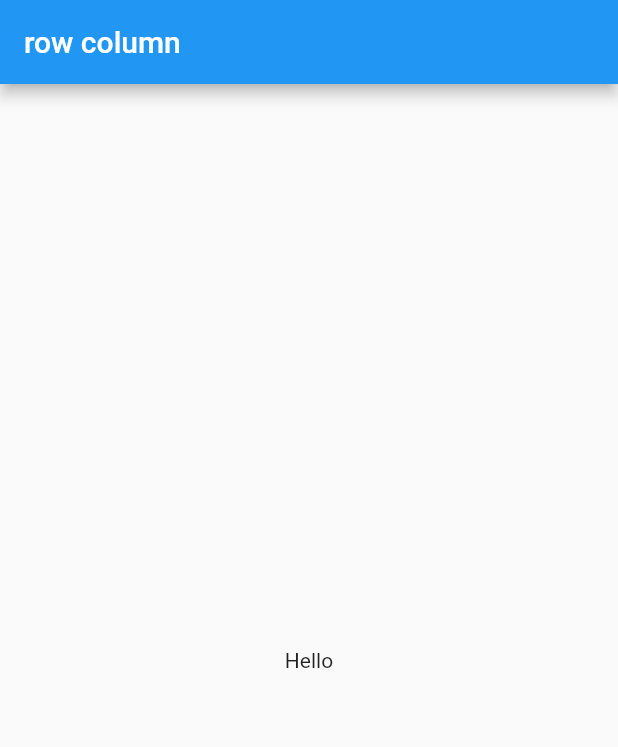
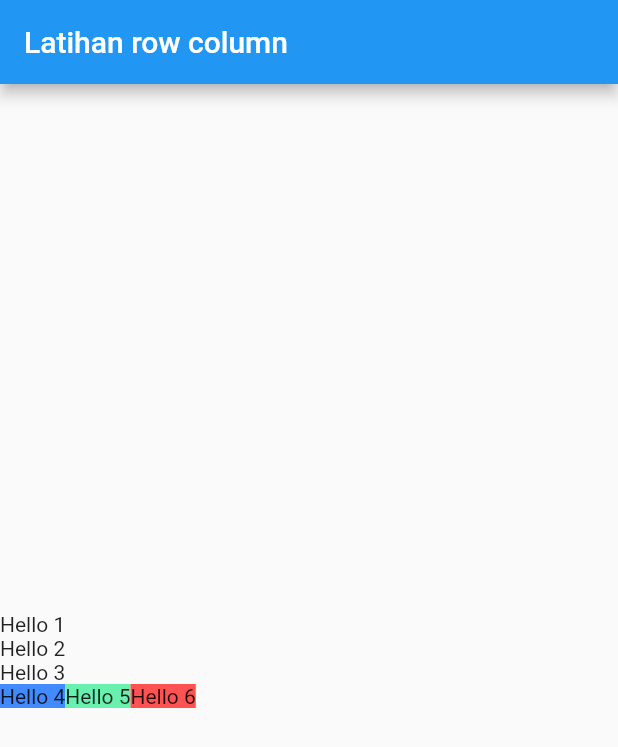
Before and after one commit to gunzxx/Flutter-Learn, a Flutter app: the screen it shows after launch, on a phone screen of 412 x 824 dp. Shown: the top 747 px of the screen. Run offline on Flutter 3.47's test engine with Material 2 defaults, Android fonts, the phone set to English and light mode, and no system bars.

Commit message:
row column + warna

```diff
--- a/f_01/lib/main.dart
+++ b/f_01/lib/main.dart
@@ -8,12 +8,37 @@ class MyApp extends StatelessWidget {
   @override
   Widget build(BuildContext context) {
     return MaterialApp(
+      debugShowCheckedModeBanner: false,
       home: Scaffold(
         appBar: AppBar(
-          title: Text("row column"),
+          title: const Text("Latihan row column"),
         ),
-        body: Center(
-          child: Text("Hello"),
+        body: Column(
+          mainAxisAlignment: MainAxisAlignment.center,
+          crossAxisAlignment: CrossAxisAlignment.start,
+          children: [
+            Text("Hello 1"),
+            Text("Hello 2"),
+            Text("Hello 3"),
+            Row(
+              mainAxisAlignment: MainAxisAlignment.start,
+              // crossAxisAlignment: CrossAxisAlignment.start,
+              children: [
+                Container(
+                  child: Text("Hello 4"),
+                  color: Colors.blueAccent,
+                ),
+                Container(
+                  child: Text("Hello 5"),
+                  color: Colors.greenAccent,
+                ),
+                Container(
+                  child: Text("Hello 6"),
+                  color: Colors.redAccent,
+                ),
+              ],
+            )
+          ],
         ),
       ),
     );
```
